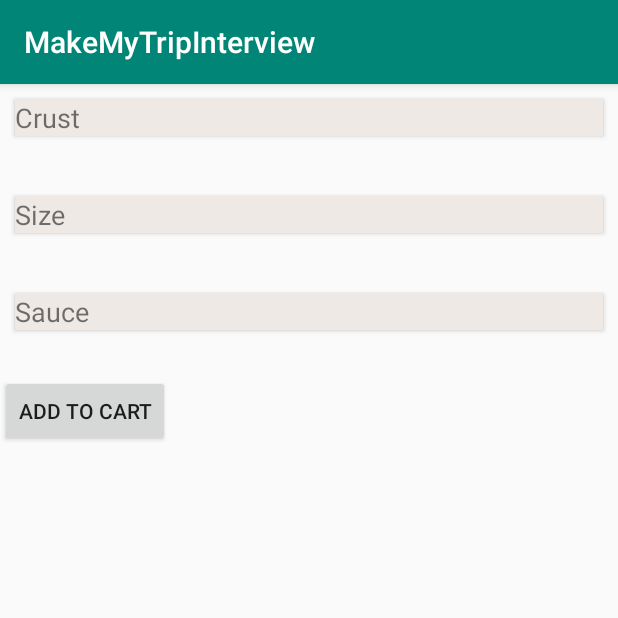
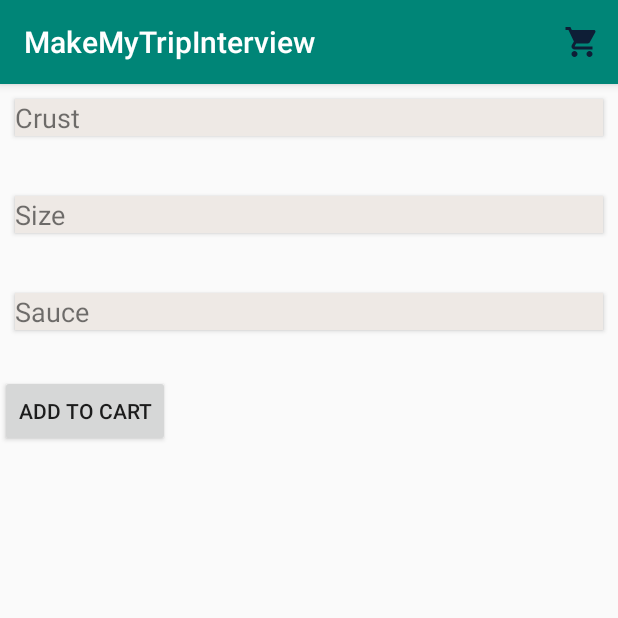
Before and after one commit to deepakgahlot98/Interview-Question, an Android app: the screen it shows after launch (MainActivity), on a phone screen of 412 x 824 dp, the top half of it. Run offline under Robolectric (Android 15) with nearby library versions, the phone set to English and light mode, and no system bars.

Commit message:
added cart icon
Added cart icon with badge fuctionality

```diff
--- /dev/null
+++ b/app/src/main/java/com/gahlot/makemytripinterview/BadgeDrawable.java
@@ -0,0 +1,71 @@
+package com.gahlot.makemytripinterview;
+
+import android.content.Context;
+import android.graphics.Canvas;
+import android.graphics.Color;
+import android.graphics.ColorFilter;
+import android.graphics.Paint;
+import android.graphics.Rect;
+import android.graphics.Typeface;
+import android.graphics.drawable.Drawable;
+
+public class BadgeDrawable extends Drawable {
+
+    private Paint mBadgePaint;
+    private String mCount = "";
+    private Paint mTextPaint;
+    private float mTextSize;
+    private Rect mTxtRect = new Rect();
+    private boolean mWillDraw = false;
+
+    public BadgeDrawable(Context paramContext) {
+        this.mTextSize = paramContext.getResources().getDimension(
+                R.dimen.badge_text_size);
+        this.mBadgePaint = new Paint();
+        this.mBadgePaint.setColor(paramContext.getResources().getColor(
+                R.color.colorBlack));
+        this.mBadgePaint.setAntiAlias(true);
+        this.mBadgePaint.setStyle(Paint.Style.FILL);
+        this.mTextPaint = new Paint();
+        this.mTextPaint.setColor(Color.CYAN);
+        this.mTextPaint.setTypeface(Typeface.DEFAULT);
+        this.mTextPaint.setTextSize(this.mTextSize);
+        this.mTextPaint.setAntiAlias(true);
+        this.mTextPaint.setTextAlign(Paint.Align.CENTER);
+    }
+
+    public void draw(Canvas paramCanvas) {
+        if (!this.mWillDraw) {
+            return;
+        }
+        Rect localRect = getBounds();
+        float width = localRect.right - localRect.left;
+        float height = localRect.bottom - localRect.top;
+        float circleRadius;
+        circleRadius = Math.min(width, height)/4.0f+ 2.5F;
+        if (Integer.parseInt(this.mCount) < 10) { circleRadius = Math.min(width, height)/4.0f+ 2.5F; } else { circleRadius = Math.min(width, height)/4.0f+ 4.5F; } float circleX = width - circleRadius + 6.2F; float circleY = circleRadius - 9.5f; paramCanvas.drawCircle(circleX, circleY, circleRadius, this.mBadgePaint); this.mTextPaint.getTextBounds(this.mCount, 0, this.mCount.length(), this.mTxtRect); float textY = circleY + (this.mTxtRect.bottom - this.mTxtRect.top) / 2.0F; float textX = circleX; if (Integer.parseInt(this.mCount) >= 10) {
+            textX = textX - 1.0F;
+            textY = textY - 1.0F;
+        }
+        paramCanvas.drawText(this.mCount, textX, textY , this.mTextPaint);
+    }
+
+    public int getOpacity() {
+        return 0;
+    }
+
+    public void setAlpha(int paramInt) {
+    }
+
+    public void setColorFilter(ColorFilter paramColorFilter) {
+    }
+
+    public void setCount(int paramInt) {
+        this.mCount = Integer.toString(paramInt);
+        if (paramInt > 0) {
+            this.mWillDraw = true;
+            invalidateSelf();
+        }
+    }
+
+}
--- a/app/src/main/java/com/gahlot/makemytripinterview/MainActivity.java
+++ b/app/src/main/java/com/gahlot/makemytripinterview/MainActivity.java
@@ -4,16 +4,18 @@ import androidx.appcompat.app.AppCompatActivity;
 import androidx.lifecycle.Observer;
 import androidx.lifecycle.ViewModelProviders;
 
-import android.annotation.SuppressLint;
+import android.content.Context;
 import android.graphics.Color;
+import android.graphics.drawable.Drawable;
+import android.graphics.drawable.LayerDrawable;
+import android.os.Build;
 import android.os.Bundle;
-import android.view.MotionEvent;
+import android.view.Menu;
+import android.view.MenuItem;
 import android.view.View;
 import android.widget.AdapterView;
 import android.widget.Button;
-import android.widget.LinearLayout;
 import android.widget.ListView;
-import android.widget.ScrollView;
 import android.widget.TextView;
 import android.widget.Toast;
 
@@ -27,7 +29,9 @@ import com.gahlot.makemytripinterview.utils.Utils;
 import com.gahlot.makemytripinterview.viewModel.RootViewModel;
 
 import java.util.ArrayList;
+import java.util.HashMap;
 import java.util.List;
+import java.util.Map;
 
 public class MainActivity extends AppCompatActivity {
 
@@ -36,8 +40,6 @@ public class MainActivity extends AppCompatActivity {
     TextView crust,size;
     Button cartButton;
     ListView crustList, sizeList, sauceList;
-    private ScrollView scrollView;
-    private LinearLayout linearLayout;
     private RootViewModel rootViewModel;
     private static Root root1 = new Root();
     private static List<Variations> variations = new ArrayList<>();
@@ -45,6 +47,9 @@ public class MainActivity extends AppCompatActivity {
     private List<Variations> Size = new ArrayList<>();
     private List<Variations> Sauces = new ArrayList<>();
     private Utils utils = new Utils();
+    private Menu mToolbarMenu;
+    private Map<OrderItem,String> map = new HashMap<>();
+    private static int itemsInCart = 0;
 
     @Override
     protected void onCreate(Bundle savedInstanceState) {
@@ -52,14 +57,6 @@ public class MainActivity extends AppCompatActivity {
         setContentView(R.layout.activity_main);
 
         init();
-
-        scrollView.setOnTouchListener(new View.OnTouchListener() {
-            @Override
-            public boolean onTouch(View view, MotionEvent motionEvent) {
-                findViewById(R.id.container).getParent().requestDisallowInterceptTouchEvent(false);
-                return false;
-            }
-        });
 
         rootViewModel = ViewModelProviders.of(this).get(RootViewModel.class);
         rootViewModel.getRoot().observe(this, new Observer<Root>() {
@@ -79,12 +76,14 @@ public class MainActivity extends AppCompatActivity {
             public void onItemClick(AdapterView<?> adapterView, View view, int position, long l) {
                 for (int i = 0; i < crustList.getChildCount(); i++) {
                     if(position == i ){
+                        map.put(OrderItem.CRUST,crustList.getChildAt(i).toString());
                         crustList.getChildAt(i).setBackgroundColor(Color.parseColor("#ffce26"));
                         Size = utils.getSizes(utils.getMappedGroupIDVariationID(root1),exclude_lists,crustList.getItemAtPosition(position).toString(),root1.getVariants().getVariant_groups());
                         SizeCustomAdapter adapter2 = new SizeCustomAdapter(getApplicationContext(), Size);
                         sizeList.setAdapter(adapter2);
                     }else{
                         crustList.getChildAt(i).setBackgroundColor(Color.TRANSPARENT);
+                        map.remove(OrderItem.CRUST);
                     }
                 }
 
@@ -96,12 +95,14 @@ public class MainActivity extends AppCompatActivity {
             public void onItemClick(AdapterView<?> adapterView, View view, int position, long l) {
                 for (int i = 0; i < sizeList.getChildCount(); i++) {
                     if (position == i) {
+                        map.put(OrderItem.SIZE,sizeList.getChildAt(i).toString());
                         sizeList.getChildAt(i).setBackgroundColor(Color.parseColor("#ffce26"));
                         Sauces = utils.getSauces(utils.getMappedGroupIDVariationID(root1),exclude_lists,sizeList.getItemAtPosition(position).toString(),root1.getVariants().getVariant_groups());
                         SauceCustomAdapter adapter3 = new SauceCustomAdapter(getApplicationContext(), Sauces);
                         sauceList.setAdapter(adapter3);
                     } else{
                         sizeList.getChildAt(i).setBackgroundColor(Color.TRANSPARENT);
+                        map.remove(OrderItem.SIZE);
                     }
                 }
             }
@@ -112,14 +113,60 @@ public class MainActivity extends AppCompatActivity {
             public void onItemClick(AdapterView<?> adapterView, View view, int position, long l) {
                 for (int i=0; i < sauceList.getChildCount(); i++) {
                     if (position == i) {
+                        map.put(OrderItem.SAUCE,sauceList.getChildAt(i).toString());
                         sauceList.getChildAt(i).setBackgroundColor(Color.parseColor("#ffce26"));
                     } else {
                         sauceList.getChildAt(i).setBackgroundColor(Color.TRANSPARENT);
+                        map.remove(OrderItem.SAUCE);
                     }
                 }
             }
         });
 
+    }
+
+    @Override
+    public boolean onCreateOptionsMenu(Menu menu) {
+        // Inflate the menu; this adds items to the action bar if it is present.
+        getMenuInflater().inflate(R.menu.menu_main, menu);
+        return super.onCreateOptionsMenu(menu);
+    }
+
+    public boolean onOptionsItemSelected(MenuItem paramMenuItem) {
+        switch (paramMenuItem.getItemId()) {
+            case R.id.cart:
+                return true;
+            default:
+                return super.onOptionsItemSelected(paramMenuItem);
+        }
+    }
+
+    public boolean onPrepareOptionsMenu(Menu paramMenu) {
+        mToolbarMenu = paramMenu;
+        createCartBadge(0);
+        return super.onPrepareOptionsMenu(paramMenu);
+    }
+
+    private void createCartBadge(int paramInt) {
+        if (Build.VERSION.SDK_INT <= 15) {
+            return;
+        }
+        MenuItem cartItem = this.mToolbarMenu.findItem(R.id.cart);
+        LayerDrawable localLayerDrawable = (LayerDrawable) cartItem.getIcon();
+        Drawable cartBadgeDrawable = localLayerDrawable
+                .findDrawableByLayerId(R.id.ic_badge);
+        BadgeDrawable badgeDrawable;
+        if ((cartBadgeDrawable != null)
+                && ((cartBadgeDrawable instanceof BadgeDrawable))
+                && (paramInt < 10)) {
+            badgeDrawable = (BadgeDrawable) cartBadgeDrawable;
+        } else {
+            badgeDrawable = new BadgeDrawable(this);
+        }
+        badgeDrawable.setCount(paramInt);
+        localLayerDrawable.mutate();
+        localLayerDrawable.setDrawableByLayerId(R.id.ic_badge, badgeDrawable);
+        cartItem.setIcon(localLayerDrawable);
     }
 
     void init() {
@@ -129,19 +176,14 @@ public class MainActivity extends AppCompatActivity {
         crustList = findViewById(R.id.crust_list);
         sizeList = findViewById(R.id.size_list);
         sauceList = findViewById(R.id.sauce_list);
-        scrollView = findViewById(R.id.main_scrollview);
-        linearLayout = findViewById(R.id.container);
     }
 
-//    void orderCart(View view) {
-//        if (pizzaType .equals("Cheese burst") && pizzaSize.equals("Small")) {
-//            cartButton.setEnabled(false);
-//            Toast.makeText(getApplicationContext(),"This combination is not allowed.",Toast.LENGTH_SHORT).show();
-//        } else if (pizzaType .equals("Thick") && pizzaSize.equals(":Large")) {
-//            cartButton.setEnabled(false);
-//            Toast.makeText(this,"This combination is not allowed.",Toast.LENGTH_SHORT).show();
-//        } else {
-//            cartButton.setEnabled(true);
-//        }
-//    }
+    public void addToCart(View view) {
+        if (map.size() >= 3) {
+            itemsInCart = itemsInCart + 1;
+            createCartBadge(itemsInCart);
+        } else {
+            Toast.makeText(this,"Please select all the options for orderinng Pizza",Toast.LENGTH_SHORT).show();
+        }
+    }
 }
--- a/app/src/main/java/com/gahlot/makemytripinterview/utils/Utils.java
+++ b/app/src/main/java/com/gahlot/makemytripinterview/utils/Utils.java
@@ -1,6 +1,8 @@
 package com.gahlot.makemytripinterview.utils;
 
 import android.util.Log;
+import android.view.View;
+import android.widget.Toast;
 
 import com.gahlot.makemytripinterview.model.Exclude_list;
 import com.gahlot.makemytripinterview.model.Root;
@@ -122,4 +124,5 @@ public class Utils {
         }
     }
 
+
 }
--- /dev/null
+++ b/app/src/main/res/drawable-anydpi/ic_cart.xml
@@ -0,0 +1,11 @@
+<vector xmlns:android="http://schemas.android.com/apk/res/android"
+    android:width="24dp"
+    android:height="24dp"
+    android:viewportWidth="24"
+    android:viewportHeight="24"
+    android:tint="#110426"
+    android:alpha="0.8">
+    <path
+        android:fillColor="#FF000000"
+        android:pathData="M7,18c-1.1,0 -1.99,0.9 -1.99,2S5.9,22 7,22s2,-0.9 2,-2 -0.9,-2 -2,-2zM1,2v2h2l3.6,7.59 -1.35,2.45c-0.16,0.28 -0.25,0.61 -0.25,0.96 0,1.1 0.9,2 2,2h12v-2L7.42,15c-0.14,0 -0.25,-0.11 -0.25,-0.25l0.03,-0.12 0.9,-1.63h7.45c0.75,0 1.41,-0.41 1.75,-1.03l3.58,-6.49c0.08,-0.14 0.12,-0.31 0.12,-0.48 0,-0.55 -0.45,-1 -1,-1L5.21,4l-0.94,-2L1,2zM17,18c-1.1,0 -1.99,0.9 -1.99,2s0.89,2 1.99,2 2,-0.9 2,-2 -0.9,-2 -2,-2z"/>
+</vector>
--- /dev/null
+++ b/app/src/main/res/drawable/ic_menu_cart.xml
@@ -0,0 +1,12 @@
+<?xml version="1.0" encoding="utf-8"?>
+<layer-list xmlns:android="http://schemas.android.com/apk/res/android" >
+    <item
+        android:id="@+id/ic_cart_items"
+        android:drawable="@drawable/ic_cart"
+        android:gravity="center"
+        android:title="TODO" />
+    <item
+        android:id="@+id/ic_badge"
+        android:drawable="@android:color/transparent"
+        android:title="TODO" />
+</layer-list>
--- a/app/src/main/res/layout-land/activity_main.xml
+++ b/app/src/main/res/layout-land/activity_main.xml
@@ -47,6 +47,7 @@
             android:layout_alignParentRight="true"
             android:layout_alignParentBottom="true"
             android:text="@string/cart"
+            android:onClick="addToCart"
             app:layout_constraintTop_toBottomOf="@+id/sauce_list"
             app:layout_constraintLeft_toLeftOf="parent"
             app:layout_constraintRight_toRightOf="parent"/>
--- a/app/src/main/res/layout/activity_main.xml
+++ b/app/src/main/res/layout/activity_main.xml
@@ -76,7 +76,8 @@
                 android:layout_alignParentEnd="true"
                 android:layout_alignParentRight="true"
                 android:layout_alignParentBottom="true"
-                android:text="@string/cart"/>
+                android:text="@string/cart"
+                android:onClick="addToCart"/>
 
             <View
                 android:layout_width="match_parent"
--- /dev/null
+++ b/app/src/main/res/menu/menu_main.xml
@@ -0,0 +1,12 @@
+<?xml version="1.0" encoding="utf-8"?>
+<menu xmlns:android="http://schemas.android.com/apk/res/android"
+    xmlns:app="http://schemas.android.com/apk/res-auto">
+
+    <item
+        android:id="@+id/cart"
+        android:icon="@drawable/ic_menu_cart"
+        app:showAsAction="ifRoom"
+        android:title="ShoppingCart">
+    </item>
+
+</menu>
--- a/app/src/main/res/values/colors.xml
+++ b/app/src/main/res/values/colors.xml
@@ -3,4 +3,6 @@
     <color name="colorPrimary">#008577</color>
     <color name="colorPrimaryDark">#00574B</color>
     <color name="colorAccent">#D81B60</color>
+    <color name="colorWhite">#ffffff</color>
+    <color name="colorBlack">#000000</color>
 </resources>
--- /dev/null
+++ b/app/src/main/res/values/dimens.xml
@@ -0,0 +1,4 @@
+<?xml version="1.0" encoding="utf-8"?>
+<resources>
+    <dimen name="badge_text_size">9sp</dimen>
+</resources>
```
Also changed, not shown: app/src/main/AndroidManifest.xml (+5 -3 lines), app/src/main/java/com/gahlot/makemytripinterview/OrderDetailActivity.java (added, +14 -0 lines), app/src/main/java/com/gahlot/makemytripinterview/OrderItem.java (added, +9 -0 lines), app/src/main/res/layout/activity_order_detail.xml (added, +9 -0 lines), app/src/main/res/drawable-hdpi/ic_cart.png (added), app/src/main/res/drawable-mdpi/ic_cart.png (added), app/src/main/res/drawable-xhdpi/ic_cart.png (added), app/src/main/res/drawable-xxhdpi/ic_cart.png (added).
